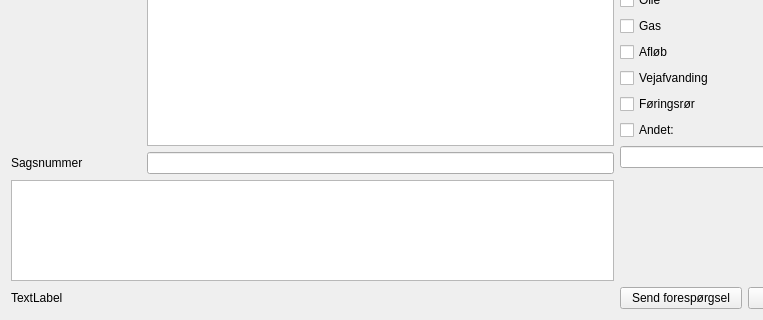
Qt form lerplusnewsession.ui (qleraps/lerplusplugin) before a commit; both pictures show x 0 to 763 and y 227 to 547 of the 1017 by 547 pixel window.
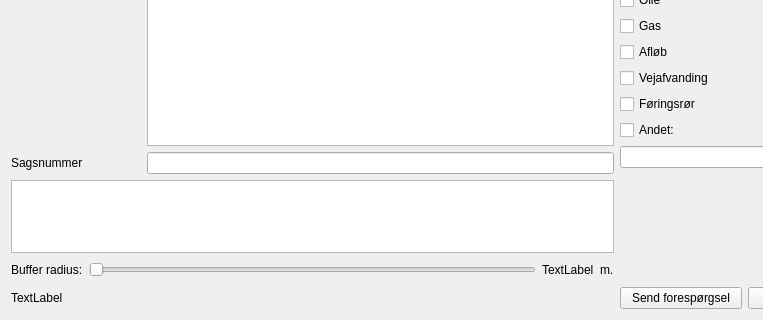
The same form after that commit. Custom widgets are drawn as their Qt base class.

Patch:
```diff
--- a/lerplusnewsession.ui
+++ b/lerplusnewsession.ui
@@ -306,13 +306,6 @@
      </property>
     </widget>
    </item>
-   <item row="16" column="0" rowspan="4">
-    <widget class="QPlainTextEdit" name="showgeometry">
-     <property name="readOnly">
-      <bool>true</bool>
-     </property>
-    </widget>
-   </item>
    <item row="0" column="0" rowspan="16">
     <layout class="QFormLayout" name="formLayout">
      <item row="0" column="0">
@@ -414,6 +407,45 @@
      </item>
     </layout>
    </item>
+   <item row="16" column="0" rowspan="3">
+    <widget class="QPlainTextEdit" name="showgeometry">
+     <property name="readOnly">
+      <bool>true</bool>
+     </property>
+    </widget>
+   </item>
+   <item row="19" column="0">
+    <layout class="QHBoxLayout" name="horizontalLayout">
+     <item>
+      <widget class="QLabel" name="label_10">
+       <property name="text">
+        <string>Buffer radius:</string>
+       </property>
+      </widget>
+     </item>
+     <item>
+      <widget class="QSlider" name="bufferRadius">
+       <property name="orientation">
+        <enum>Qt::Horizontal</enum>
+       </property>
+      </widget>
+     </item>
+     <item>
+      <widget class="QLabel" name="radiusLabel">
+       <property name="text">
+        <string>TextLabel</string>
+       </property>
+      </widget>
+     </item>
+     <item>
+      <widget class="QLabel" name="label_12">
+       <property name="text">
+        <string>m.</string>
+       </property>
+      </widget>
+     </item>
+    </layout>
+   </item>
   </layout>
  </widget>
  <customwidgets>
```
